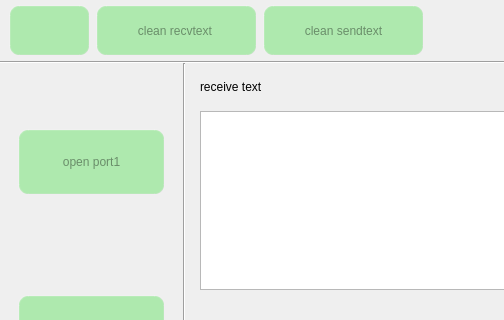
Old version of the form serial.ui in the repository jizizihe/baijie_demo; both pictures show x 0 to 504 and y 0 to 320 of the 827 by 427 pixel window.
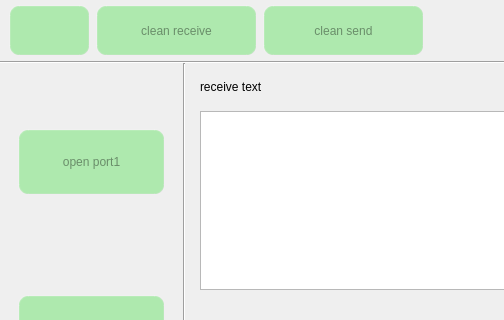
New version of the form. Icons and pictures are not drawn.

```diff
--- a/serial.ui
+++ b/serial.ui
@@ -199,7 +199,7 @@
          </size>
         </property>
         <property name="text">
-         <string>clean recvtext </string>
+         <string>clean receive</string>
         </property>
        </widget>
       </item>
@@ -218,7 +218,7 @@
          </size>
         </property>
         <property name="text">
-         <string>clean sendtext</string>
+         <string>clean send</string>
         </property>
        </widget>
       </item>
```
